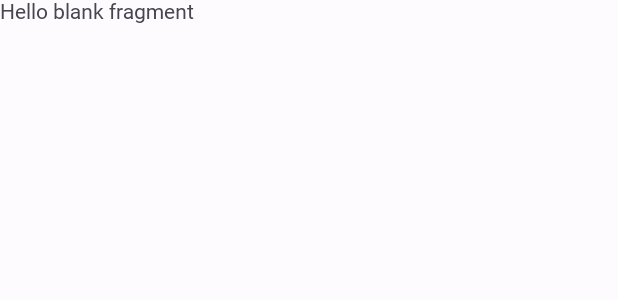
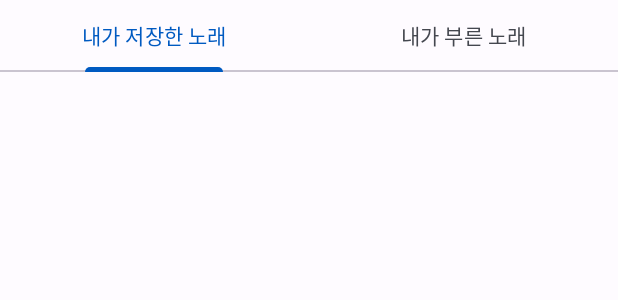
Before and after one commit to TeamSongForYou-SongForYou/SongForYou, an Android app: the layout fragment_play_list.xml on its own in the app's theme, with its tools: preview values and no code run, on a phone screen of 412 x 824 dp. Shown: the top 300 px of the screen. Run offline under Robolectric (Android 15) with nearby library versions, the phone set to English and light mode, and no system bars.

Commit message:
[ADD] : PlayList 화면

```diff
--- a/AOS/SongForYou/app/src/main/res/layout/fragment_play_list.xml
+++ b/AOS/SongForYou/app/src/main/res/layout/fragment_play_list.xml
@@ -1,21 +1,38 @@
 <?xml version="1.0" encoding="utf-8"?>
 <layout xmlns:android="http://schemas.android.com/apk/res/android"
+    xmlns:app="http://schemas.android.com/apk/res-auto"
     xmlns:tools="http://schemas.android.com/tools">
 
     <data>
 
     </data>
 
-    <FrameLayout
+    <androidx.constraintlayout.widget.ConstraintLayout
         android:layout_width="match_parent"
         android:layout_height="match_parent"
         tools:context=".view.main.play_list.PlayListFragment">
 
-        <!-- TODO: Update blank fragment layout -->
-        <TextView
+        <com.google.android.material.tabs.TabLayout
+            android:id="@+id/tab_layout_home"
             android:layout_width="match_parent"
-            android:layout_height="match_parent"
-            android:text="@string/hello_blank_fragment" />
+            android:layout_height="wrap_content"
+            app:layout_constraintEnd_toEndOf="parent"
+            app:layout_constraintHorizontal_bias="0.5"
+            app:layout_constraintStart_toStartOf="parent"
+            app:layout_constraintTop_toTopOf="parent">
 
-    </FrameLayout>
+            <com.google.android.material.tabs.TabItem
+                android:id="@+id/tab_saved"
+                android:layout_width="wrap_content"
+                android:layout_height="wrap_content"
+                android:text="내가 저장한 노래" />
+
+            <com.google.android.material.tabs.TabItem
+                android:id="@+id/tab_record"
+                android:layout_width="wrap_content"
+                android:layout_height="wrap_content"
+                android:text="내가 부른 노래" />
+        </com.google.android.material.tabs.TabLayout>
+
+    </androidx.constraintlayout.widget.ConstraintLayout>
 </layout>
```
Also changed, not shown: AOS/SongForYou/app/src/main/res/layout/fragment_play_list_record_tab.xml (+11 -6 lines), AOS/SongForYou/app/src/main/res/layout/fragment_play_list_saved_tab.xml (+11 -6 lines), AOS/SongForYou/app/src/main/res/layout/item_record_list.xml (added, +64 -0 lines).
